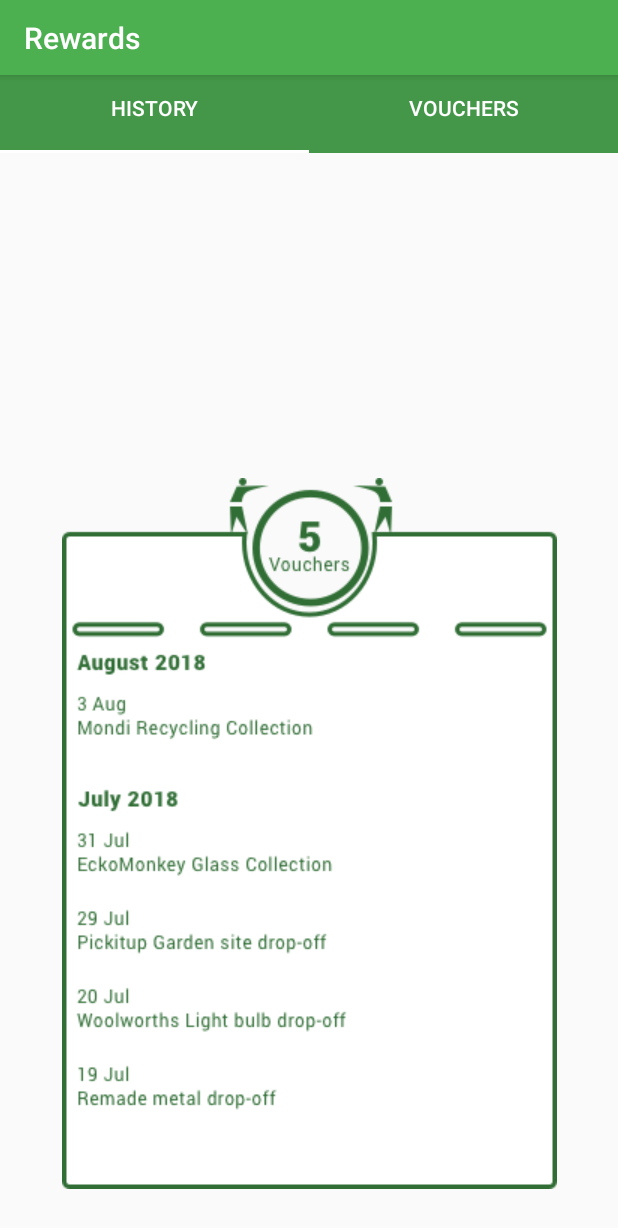
After one commit to SiphokaziFikeni/GreenlyRepo, an Android app: the HistoryFragment screen opened directly, with no data from a screen before it, on a phone screen of 412 x 824 dp. The commit adds this screen. Shown: the top 1228 px of the screen. Run offline under Robolectric (Android 15) with nearby library versions, the phone set to English and light mode, and no system bars.

Commit message:
Rewards Layout
-Added layouts for the vouchers  and history layouts
- Added resources for layouts

```diff
--- a/GreenlyApp/app/src/main/AndroidManifest.xml
+++ b/GreenlyApp/app/src/main/AndroidManifest.xml
@@ -22,8 +22,9 @@
             </intent-filter>
         </activity>
         <activity android:name=".View.Login" />
-        <activity android:name=".View.Settings"></activity>
-        <activity android:name=".View.TermsAndConditionsActivity"></activity>
+        <activity android:name=".View.Settings" />
+        <activity android:name=".View.TermsAndConditionsActivity" />
+        <activity android:name=".View.Rewards"></activity>
     </application>
 
 </manifest>
--- /dev/null
+++ b/GreenlyApp/app/src/main/java/za/co/greenly/greenly/View/HistoryFragment.java
@@ -0,0 +1,18 @@
+package za.co.greenly.greenly.View;
+
+import android.os.Bundle;
+import android.support.v4.app.Fragment;
+import android.view.LayoutInflater;
+import android.view.View;
+import android.view.ViewGroup;
+import android.widget.TextView;
+
+import za.co.greenly.greenly.R;
+
+public class HistoryFragment extends Fragment {
+
+    @Override
+    public View onCreateView(LayoutInflater inflater, ViewGroup container, Bundle savedInstanceState) {
+        return inflater.inflate(R.layout.fragment_history, container, false);
+    }
+}
--- /dev/null
+++ b/GreenlyApp/app/src/main/java/za/co/greenly/greenly/View/PagerAdapter.java
@@ -0,0 +1,45 @@
+package za.co.greenly.greenly.View;
+
+import android.support.annotation.Nullable;
+import android.support.v4.app.Fragment;
+import android.support.v4.app.FragmentManager;
+import android.support.v4.app.FragmentPagerAdapter;
+import android.support.v4.app.FragmentStatePagerAdapter;
+
+public class PagerAdapter extends FragmentPagerAdapter {
+   private int mNumOfTabs = 2;
+   public HistoryFragment tabHistory = new HistoryFragment();
+   public VoucherFragment tabVoucher = new VoucherFragment();
+
+    public PagerAdapter(FragmentManager fm) {
+        super(fm);
+    }
+
+    @Override
+    public Fragment getItem(int position) {
+
+        switch (position) {
+            case 0:
+                return tabHistory;
+            case 1:
+                return tabVoucher;
+        }
+        return null;
+    }
+
+    @Override
+    public int getCount() {
+        return mNumOfTabs;
+    }
+
+    @Nullable
+    @Override
+    public CharSequence getPageTitle(int position) {
+        switch (position) {
+            case 0: return "History";
+            case 1: return "Vouchers";
+        }
+
+        return "";
+    }
+}
--- /dev/null
+++ b/GreenlyApp/app/src/main/java/za/co/greenly/greenly/View/Rewards.java
@@ -0,0 +1,55 @@
+package za.co.greenly.greenly.View;
+
+import android.support.design.widget.TabLayout;
+import android.support.v4.view.PagerAdapter;
+import android.support.v4.view.ViewPager;
+import android.support.v7.app.AppCompatActivity;
+import android.os.Bundle;
+import android.support.v7.widget.Toolbar;
+import android.view.View;
+
+import za.co.greenly.greenly.R;
+
+public class Rewards extends AppCompatActivity {
+
+    @Override
+    protected void onCreate(Bundle savedInstanceState) {
+        super.onCreate(savedInstanceState);
+        setContentView(R.layout.activity_voucher);
+        Toolbar mainToolbar = findViewById(R.id.mainToolbar);
+        setSupportActionBar(mainToolbar);
+        mainToolbar.setVisibility(View.VISIBLE);
+        if (getSupportActionBar() != null) {
+            getSupportActionBar().setTitle("Rewards");
+        }
+
+        TabLayout tabLayout = findViewById(R.id.rewardTabLayout);
+        tabLayout.addTab(tabLayout.newTab().setText("History"));
+        tabLayout.addTab(tabLayout.newTab().setText("Vouchers"));
+
+        final ViewPager viewPager = findViewById(R.id.pager);
+        final PagerAdapter adapter = new za.co.greenly.greenly.View.PagerAdapter(getSupportFragmentManager());
+
+        viewPager.setAdapter(adapter);
+        tabLayout.setupWithViewPager(viewPager);
+        viewPager.addOnPageChangeListener(new TabLayout.TabLayoutOnPageChangeListener(tabLayout));
+
+        tabLayout.addOnTabSelectedListener(new TabLayout.OnTabSelectedListener() {
+            @Override
+            public void onTabSelected(TabLayout.Tab tab) {
+
+            }
+
+            @Override
+            public void onTabUnselected(TabLayout.Tab tab) {
+
+            }
+
+            @Override
+            public void onTabReselected(TabLayout.Tab tab) {
+
+            }
+        });
+    }
+
+}
--- /dev/null
+++ b/GreenlyApp/app/src/main/java/za/co/greenly/greenly/View/VoucherFragment.java
@@ -0,0 +1,52 @@
+package za.co.greenly.greenly.View;
+
+import android.content.DialogInterface;
+import android.os.Bundle;
+import android.support.v4.app.Fragment;
+import android.support.v4.app.FragmentManager;
+import android.support.v4.app.FragmentTransaction;
+import android.support.v7.app.AlertDialog;
+import android.view.LayoutInflater;
+import android.view.View;
+import android.view.ViewGroup;
+import android.widget.ImageView;
+import android.widget.Toast;
+
+import za.co.greenly.greenly.R;
+
+public class VoucherFragment extends Fragment implements View.OnClickListener{
+
+    private ImageView voucherImage;
+
+    @Override
+    public View onCreateView(LayoutInflater inflater, ViewGroup container, Bundle savedInstanceState) {
+        View v = inflater.inflate(R.layout.fragment_voucher, container, false);
+        voucherImage = v.findViewById(R.id.imageviewVoucherList);
+        voucherImage.setOnClickListener(this);
+        return v;
+    }
+
+    @Override
+    public void onClick(View view) {
+        switch (view.getId()) {
+            case R.id.imageviewVoucherList:
+                AlertDialog.Builder builder = new AlertDialog.Builder(getActivity());
+                LayoutInflater inflater = getActivity().getLayoutInflater();
+                View dialogView = inflater.inflate(R.layout.fragment_voucher_details, null);
+                builder.setView(dialogView)
+                        .setPositiveButton("Redeem", new DialogInterface.OnClickListener() {
+                            @Override
+                            public void onClick(DialogInterface dialog, int which) {
+
+                            }
+                        })
+                        .setNegativeButton("Close", new DialogInterface.OnClickListener() {
+                            @Override
+                            public void onClick(DialogInterface dialog, int which) {
+
+                            }
+                        }).create().show();
+                break;
+        }
+    }
+}
--- /dev/null
+++ b/GreenlyApp/app/src/main/res/layout/activity_voucher.xml
@@ -0,0 +1,36 @@
+<?xml version="1.0" encoding="utf-8"?>
+<android.support.constraint.ConstraintLayout xmlns:android="http://schemas.android.com/apk/res/android"
+    xmlns:app="http://schemas.android.com/apk/res-auto"
+    xmlns:tools="http://schemas.android.com/tools"
+    android:layout_width="match_parent"
+    android:layout_height="match_parent"
+    tools:context=".View.Rewards">
+    <android.support.v7.widget.Toolbar
+        android:id="@+id/mainToolbar"
+        android:layout_width="match_parent"
+        android:layout_height="50dp"
+        android:background="@color/colorPrimary"
+        android:elevation="4dp"
+        app:titleTextColor="@color/colorWhite"
+        android:theme="@style/ThemeOverlay.AppCompat.ActionBar"
+        app:popupTheme="@style/ThemeOverlay.AppCompat.Light"/>
+
+    <android.support.design.widget.TabLayout
+        android:id="@+id/rewardTabLayout"
+        android:layout_width="match_parent"
+        android:layout_height="60dp"
+        android:layout_marginTop="42dp"
+        android:background="@color/colorPine"
+        app:layout_constraintEnd_toEndOf="parent"
+        app:layout_constraintStart_toStartOf="parent"
+        app:layout_constraintTop_toTopOf="parent"
+        app:tabTextColor="@color/colorWhite">
+
+    </android.support.design.widget.TabLayout>
+
+    <android.support.v4.view.ViewPager
+        android:id="@+id/pager"
+        android:layout_width="match_parent"
+        android:layout_height="fill_parent"
+        android:layout_below="@id/rewardTabLayout"/>
+</android.support.constraint.ConstraintLayout>
--- /dev/null
+++ b/GreenlyApp/app/src/main/res/layout/fragment_history.xml
@@ -0,0 +1,21 @@
+<?xml version="1.0" encoding="utf-8"?>
+<android.support.constraint.ConstraintLayout
+    xmlns:android="http://schemas.android.com/apk/res/android"
+    xmlns:app="http://schemas.android.com/apk/res-auto"
+    xmlns:tools="http://schemas.android.com/tools"
+    android:layout_width="match_parent"
+    android:layout_height="match_parent">
+
+    <ImageView
+        android:id="@+id/imageviewPoints"
+        android:layout_width="wrap_content"
+        android:layout_height="wrap_content"
+        android:layout_marginTop="32dp"
+        android:contentDescription="@string/tab_history_title"
+        app:layout_constraintBottom_toBottomOf="parent"
+        app:layout_constraintEnd_toEndOf="parent"
+        app:layout_constraintStart_toStartOf="parent"
+        app:layout_constraintTop_toTopOf="parent"
+        app:layout_constraintVertical_bias="0.901"
+        app:srcCompat="@drawable/vouchers" />
+</android.support.constraint.ConstraintLayout>
--- a/GreenlyApp/app/src/main/res/values/colors.xml
+++ b/GreenlyApp/app/src/main/res/values/colors.xml
@@ -7,6 +7,6 @@
     <color name="colorRed">#c62828</color>
     <color name="colorWhite">#ffffff</color>
     <color name="colorSecondary">#316e36</color>
-
+    <color name="colorPine">#449748</color>
 
 </resources>
--- a/GreenlyApp/app/src/main/res/values/strings.xml
+++ b/GreenlyApp/app/src/main/res/values/strings.xml
@@ -32,4 +32,6 @@ and all your vouchers within the app.</string>
     <string name="scan_menu_title">Scan</string>
     <string name="voucher_menu_title">Voucher</string>
     <string name="settings_menu_title">Settings</string>
+    <string name="tab_history_title">History</string>
+    <string name="tab_vouchers_title">Vouchers</string>
 </resources>
```
Also changed, not shown: GreenlyApp/app/src/main/java/za/co/greenly/greenly/View/MainActivity.java (+4 -3 lines), GreenlyApp/app/src/main/java/za/co/greenly/greenly/View/VoucherDetailFragment.java (added, +16 -0 lines), GreenlyApp/app/src/main/res/layout/fragment_voucher.xml (added, +21 -0 lines), GreenlyApp/app/src/main/res/layout/fragment_voucher_details.xml (added, +20 -0 lines), GreenlyApp/app/src/main/res/drawable/voucher.png (added), GreenlyApp/app/src/main/res/drawable/voucher_list.png (added), GreenlyApp/app/src/main/res/drawable/vouchers.png (added).
